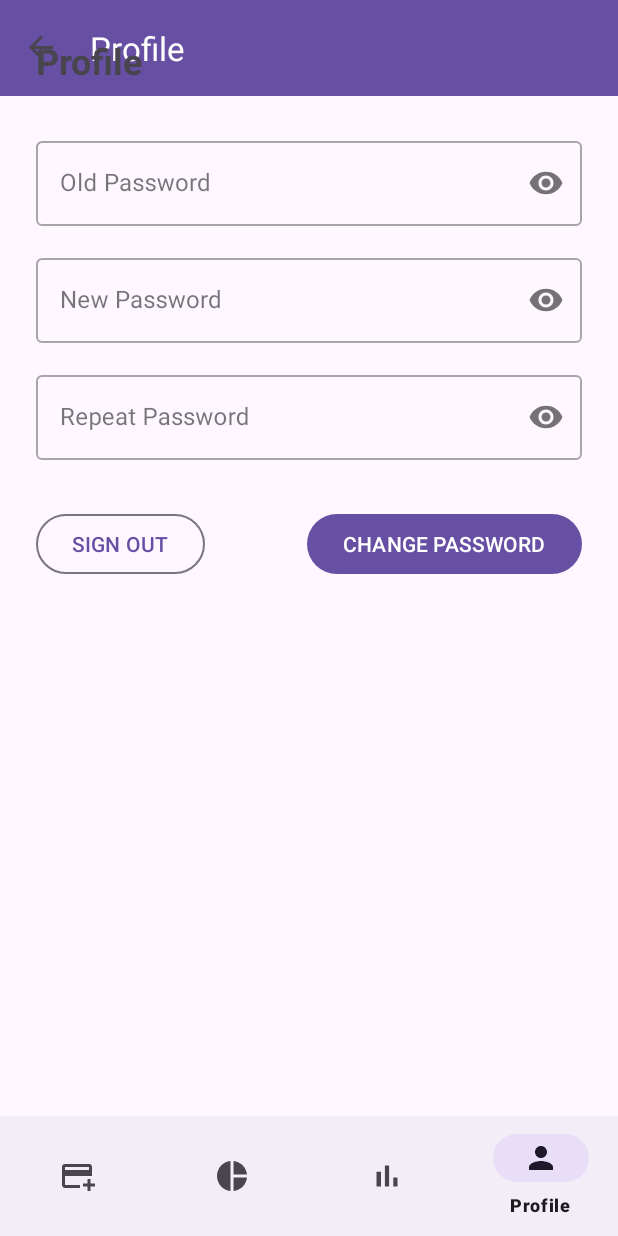
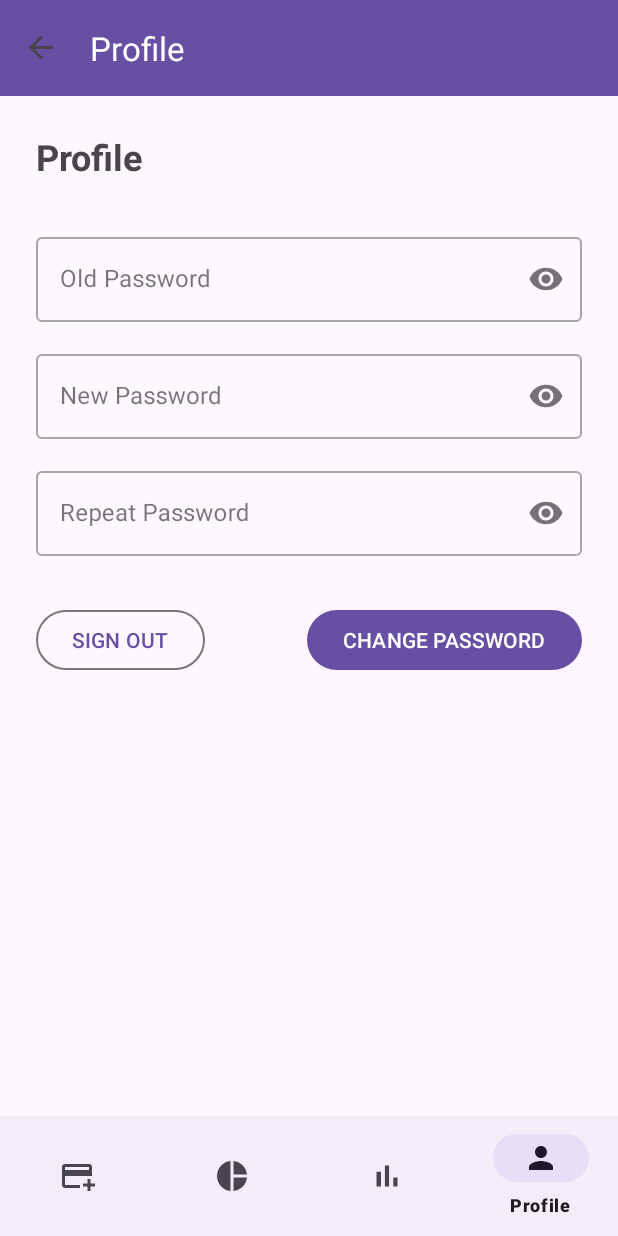
Before and after one commit to WhoIsLiLY/Expense_Tracker, an Android app: the ProfileFragment screen opened through its navigation route, on a phone screen of 412 x 824 dp. Run offline under Robolectric (Android 15) with nearby library versions, the phone set to English and light mode, and no system bars; our stand-ins replace Room's generated code, data binding, navigation-ui; 5 statements that could not run were skipped.

Commit message:
Update fragment_profile.xml

```diff
--- a/app/src/main/res/layout/fragment_profile.xml
+++ b/app/src/main/res/layout/fragment_profile.xml
@@ -19,6 +19,7 @@
             android:id="@+id/textViewTitleProfile"
             android:layout_width="wrap_content"
             android:layout_height="wrap_content"
+            android:layout_marginTop="64dp"
             android:text="Profile"
             android:textSize="24sp"
             android:textStyle="bold"
```
